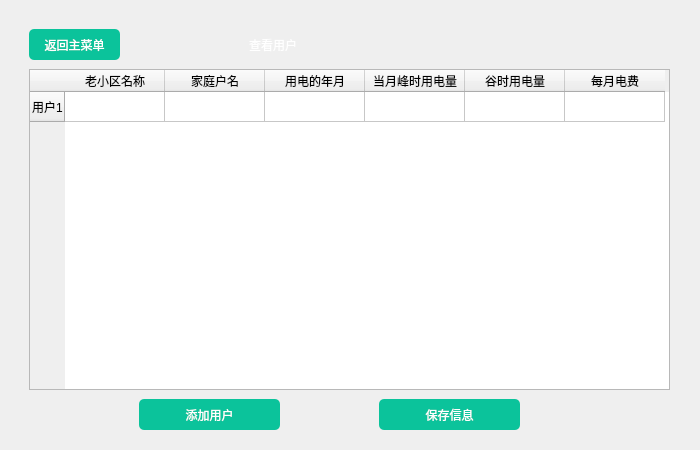
Before: the Qt Designer form ElecSystem/Employee.ui in RongjunZhou/ElecSys, drawn with Qt 5.
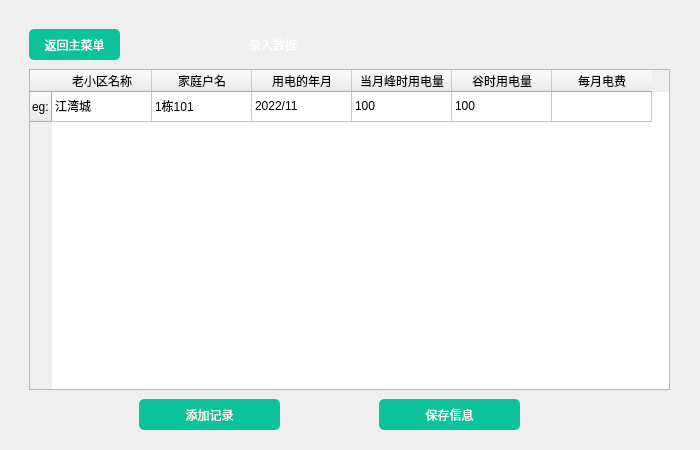
After: the same form once the commit is applied. The open tabs and pages were chosen to show the change. Icons and pictures are not drawn.

What changed in the file:
```diff
--- a/ElecSystem/Employee.ui
+++ b/ElecSystem/Employee.ui
@@ -100,7 +100,7 @@
          </rect>
         </property>
         <property name="text">
-         <string>查看用户</string>
+         <string>录入数据</string>
         </property>
        </widget>
       </widget>
@@ -135,7 +135,7 @@
 font: 26pt &quot;隶书&quot;;</string>
         </property>
         <property name="text">
-         <string>查看用户</string>
+         <string>录入数据</string>
         </property>
        </widget>
        <widget class="QTableWidget" name="tableWidget">
@@ -149,7 +149,7 @@
         </property>
         <row>
          <property name="text">
-          <string>用户1</string>
+          <string>eg:</string>
          </property>
         </row>
         <column>
@@ -182,6 +182,31 @@
           <string>每月电费</string>
          </property>
         </column>
+        <item row="0" column="0">
+         <property name="text">
+          <string>江湾城</string>
+         </property>
+        </item>
+        <item row="0" column="1">
+         <property name="text">
+          <string>1栋101</string>
+         </property>
+        </item>
+        <item row="0" column="2">
+         <property name="text">
+          <string>2022/11</string>
+         </property>
+        </item>
+        <item row="0" column="3">
+         <property name="text">
+          <string>100</string>
+         </property>
+        </item>
+        <item row="0" column="4">
+         <property name="text">
+          <string>100</string>
+         </property>
+        </item>
        </widget>
        <widget class="QPushButton" name="pushButton_add">
         <property name="geometry">
@@ -196,7 +221,7 @@
          <string notr="true">font: 14pt &quot;微软雅黑&quot;;</string>
         </property>
         <property name="text">
-         <string>添加用户</string>
+         <string>添加记录</string>
         </property>
        </widget>
        <widget class="QPushButton" name="pushButton_save">
@@ -220,8 +245,8 @@
        <widget class="QPushButton" name="pushButton_5">
         <property name="geometry">
          <rect>
-          <x>30</x>
-          <y>30</y>
+          <x>20</x>
+          <y>20</y>
           <width>91</width>
           <height>31</height>
          </rect>
@@ -236,8 +261,8 @@
        <widget class="QLabel" name="label_3">
         <property name="geometry">
          <rect>
-          <x>220</x>
-          <y>20</y>
+          <x>240</x>
+          <y>10</y>
           <width>221</width>
           <height>51</height>
          </rect>
```
